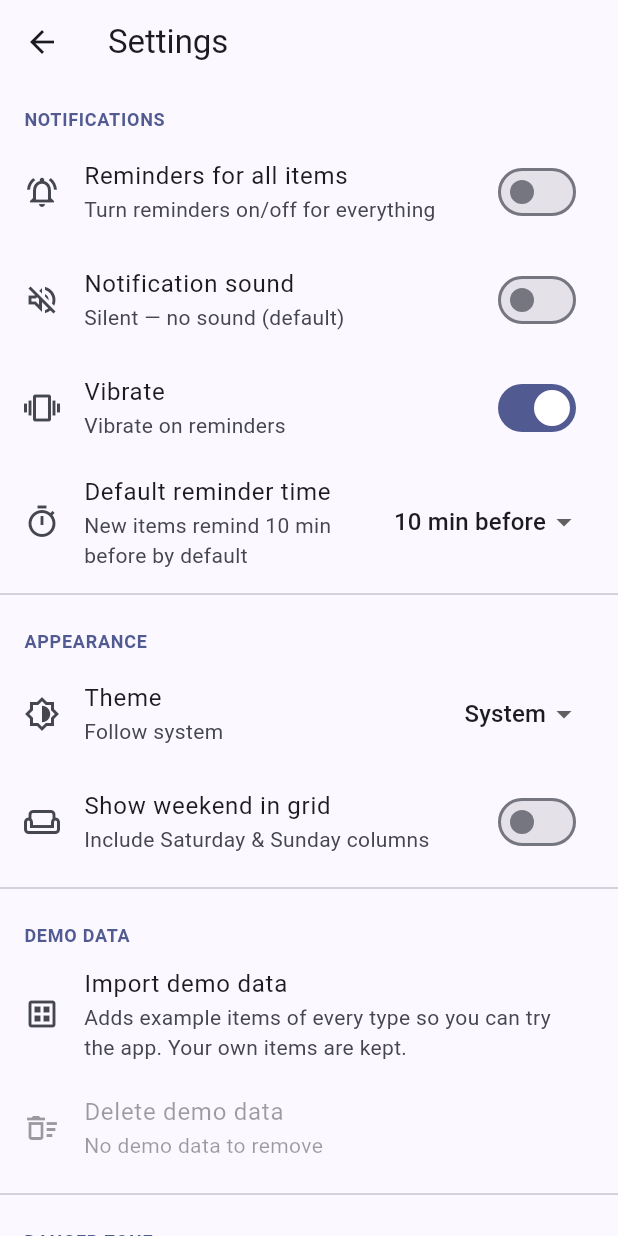
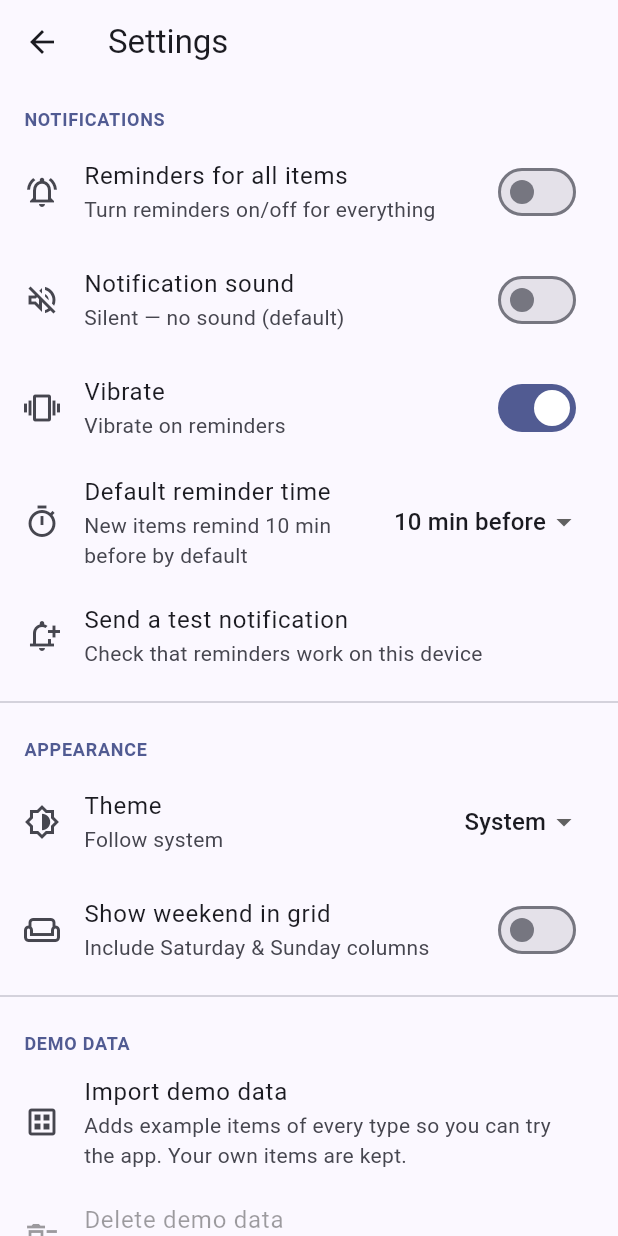
Before and after one commit to Nub4Fun22/Schedule-Phoner, a Flutter app: the screen it shows after launch, after a tap on the "settings" icon, on a phone screen of 412 x 824 dp. Run offline on Flutter 3.47's test engine with Material 3 defaults, Android fonts, the phone set to English and light mode, and no system bars; our stand-ins replace flutter_local_notifications, flutter_timezone, shared_preferences, timezone; missing offline and left inert: home_widget.

Commit message:
Fix save-close, reliable notifications, expand Priority screen (#6)
Save flow:
- The editor sometimes stayed open with no confirmation. Root cause: an awaited
  side-effect (notification scheduling can throw exact_alarms_not_permitted on
  Android 13+) blocked Navigator.pop. Now the save wraps persistence in
  try/catch and ALWAYS closes + returns a result; the store also swallows
  notification/widget errors so they can't break the UI flow.

Notifications:
- Request notification + exact-alarm permission on startup so reminders fire on
  fresh installs.
- Schedule with exact mode, transparently falling back to inexact when exact
  alarms aren't permitted (previously the reminder was silently dropped).
- Added a 'Send a test notification' button in Settings to verify on-device.

Priority screen:
- Expanded from a 2-way split to four priority-ordered sections, top to bottom:
  Homework -> Tests -> Project presentations -> Exams, each sorted soonest
  first. Added store helpers testsByNext()/presentationsByDate() and unified
  next-occurrence sorting.

Version -> 2.2.0+5 so the APK installs as an update.

Note: a one-time Test correctly shows in 'What's next' but not the weekly grid
(the grid is for recurring weekly items); its reminder now schedules reliably.

Co-authored-by: Kiro Agent <244629292+kiro-agent@users.noreply.github.com>

```diff
--- a/lib/main.dart
+++ b/lib/main.dart
@@ -11,6 +11,11 @@ Future<void> main() async {
 
   // Initialize notifications (timezone + channel) before the app starts.
   await NotificationService.instance.init();
+  // Ask for notification (and exact-alarm) permission up front so scheduled
+  // reminders actually fire. Best-effort — never block startup.
+  try {
+    await NotificationService.instance.requestPermissions();
+  } catch (_) {}
 
   runApp(const SchoolScheduleApp());
 }
--- a/lib/screens/priority_screen.dart
+++ b/lib/screens/priority_screen.dart
@@ -5,25 +5,39 @@ import '../models/schedule_item.dart';
 import '../state/schedule_store.dart';
 import 'item_details_screen.dart';
 
-/// Priority view — split screen:
-///  * TOP: Homeworks sorted by due date (soonest = highest priority).
-///  * BOTTOM: Exams sorted by date (soonest first).
+/// Priority view — a vertical, priority-ordered split screen. From top to
+/// bottom (lowest → highest priority reading downward, most urgent per section
+/// sorted soonest-first):
+///   1. Homework  (soonest due = highest)
+///   2. Tests
+///   3. Project presentations
+///   4. Exams     (top priority)
 class PriorityScreen extends StatelessWidget {
   const PriorityScreen({super.key});
 
   @override
   Widget build(BuildContext context) {
     return Column(
-      children: [
+      children: const [
         Expanded(child: _HomeworkHalf()),
-        const Divider(height: 1, thickness: 1),
+        Divider(height: 1, thickness: 1),
+        Expanded(child: _TestHalf()),
+        Divider(height: 1, thickness: 1),
+        Expanded(child: _PresentationHalf()),
+        Divider(height: 1, thickness: 1),
         Expanded(child: _ExamHalf()),
       ],
     );
   }
 }
 
+// ---------------------------------------------------------------------------
+// Homework
+// ---------------------------------------------------------------------------
+
 class _HomeworkHalf extends StatelessWidget {
+  const _HomeworkHalf();
+
   @override
   Widget build(BuildContext context) {
     final store = context.watch<ScheduleStore>();
@@ -33,10 +47,10 @@ class _HomeworkHalf extends StatelessWidget {
       crossAxisAlignment: CrossAxisAlignment.stretch,
       children: [
         _header(context, Icons.assignment_outlined, 'Homework',
-            'Soonest due = highest priority'),
+            'Soonest due = highest'),
         Expanded(
           child: homeworks.isEmpty
-              ? const Center(child: Text('No homework. Nice.'))
+              ? const _EmptyNote('No homework. Nice.')
               : ListView.separated(
                   padding: const EdgeInsets.all(12),
                   itemCount: homeworks.length,
@@ -111,49 +125,135 @@ class _HomeworkHalf extends StatelessWidget {
       '${d.day.toString().padLeft(2, '0')}/${d.month.toString().padLeft(2, '0')}';
 }
 
+// ---------------------------------------------------------------------------
+// Tests
+// ---------------------------------------------------------------------------
+
+class _TestHalf extends StatelessWidget {
+  const _TestHalf();
+
+  @override
+  Widget build(BuildContext context) {
+    final store = context.watch<ScheduleStore>();
+    final tests = store.testsByNext();
+    return _ItemSection(
+      icon: Icons.quiz_outlined,
+      title: 'Tests',
+      subtitle: 'Soonest first',
+      emptyNote: 'No upcoming tests.',
+      items: tests,
+      fallbackIcon: Icons.quiz_outlined,
+    );
+  }
+}
+
+// ---------------------------------------------------------------------------
+// Project presentations
+// ---------------------------------------------------------------------------
+
+class _PresentationHalf extends StatelessWidget {
+  const _PresentationHalf();
+
+  @override
+  Widget build(BuildContext context) {
+    final store = context.watch<ScheduleStore>();
+    final now = DateTime.now();
+    final presentations = store
+        .presentationsByDate()
+        .where((e) => (e.date ?? now).isAfter(now))
+        .toList();
+    return _ItemSection(
+      icon: Icons.co_present_outlined,
+      title: 'Project presentations',
+      subtitle: 'Soonest first',
+      emptyNote: 'No upcoming presentations.',
+      items: presentations,
+      fallbackIcon: Icons.co_present_outlined,
+    );
+  }
+}
+
+// ---------------------------------------------------------------------------
+// Exams
+// ---------------------------------------------------------------------------
+
 class _ExamHalf extends StatelessWidget {
+  const _ExamHalf();
+
   @override
   Widget build(BuildContext context) {
     final store = context.watch<ScheduleStore>();
     final now = DateTime.now();
     final exams =
         store.examsByDate().where((e) => (e.date ?? now).isAfter(now)).toList();
+    return _ItemSection(
+      icon: Icons.emoji_events_outlined,
+      title: 'Exams',
+      subtitle: 'Soonest first — top priority',
+      emptyNote: 'No upcoming exams.',
+      items: exams,
+      fallbackIcon: Icons.emoji_events_outlined,
+    );
+  }
+}
 
+// ---------------------------------------------------------------------------
+// Shared section widget for Tests / Presentations / Exams
+// ---------------------------------------------------------------------------
+
+class _ItemSection extends StatelessWidget {
+  final IconData icon;
+  final String title;
+  final String subtitle;
+  final String emptyNote;
+  final List<ScheduleItem> items;
+  final IconData fallbackIcon;
+
+  const _ItemSection({
+    required this.icon,
+    required this.title,
+    required this.subtitle,
+    required this.emptyNote,
+    required this.items,
+    required this.fallbackIcon,
+  });
+
+  @override
+  Widget build(BuildContext context) {
     return Column(
       crossAxisAlignment: CrossAxisAlignment.stretch,
       children: [
-        _header(context, Icons.emoji_events_outlined, 'Exams',
-            'Soonest first — top priority'),
+        _header(context, icon, title, subtitle),
         Expanded(
-          child: exams.isEmpty
-              ? const Center(child: Text('No upcoming exams.'))
+          child: items.isEmpty
+              ? _EmptyNote(emptyNote)
               : ListView.separated(
                   padding: const EdgeInsets.all(12),
-                  itemCount: exams.length,
+                  itemCount: items.length,
                   separatorBuilder: (_, __) => const SizedBox(height: 8),
                   itemBuilder: (context, i) {
-                    final ex = exams[i];
+                    final it = items[i];
                     return Card(
                       margin: EdgeInsets.zero,
                       clipBehavior: Clip.antiAlias,
                       child: ListTile(
                         leading: CircleAvatar(
-                          backgroundColor: ex.color,
+                          backgroundColor: it.color,
                           foregroundColor: Colors.white,
-                          child: const Icon(Icons.emoji_events_outlined),
+                          child: Icon(it.type.icon),
                         ),
-                        title: Text(ex.title,
+                        title: Text(it.title,
                             style:
                                 const TextStyle(fontWeight: FontWeight.w700)),
-                        subtitle: Text(ex.whenLabel),
-                        trailing: Text(_countdown(now, ex.date),
+                        subtitle: Text(it.whenLabel),
+                        trailing: Text(_countdown(it),
                             style: TextStyle(
-                                color: Theme.of(context).colorScheme.error,
+                                color: Theme.of(context).colorScheme.primary,
                                 fontWeight: FontWeight.w700)),
                         onTap: () => Navigator.of(context).push(
                             MaterialPageRoute(
                                 builder: (_) =>
-                                    ItemDetailsScreen(itemId: ex.id))),
+                                    ItemDetailsScreen(itemId: it.id))),
                       ),
                     );
                   },
@@ -163,7 +263,9 @@ class _ExamHalf extends StatelessWidget {
     );
   }
 
-  String _countdown(DateTime now, DateTime? when) {
+  String _countdown(ScheduleItem item) {
+    final now = DateTime.now();
+    final when = item.nextOccurrence(now);
     if (when == null) return '';
     final days = DateTime(when.year, when.month, when.day)
         .difference(DateTime(now.year, now.month, now.day))
@@ -174,12 +276,23 @@ class _ExamHalf extends StatelessWidget {
   }
 }
 
+class _EmptyNote extends StatelessWidget {
+  final String text;
+  const _EmptyNote(this.text);
+
+  @override
+  Widget build(BuildContext context) => Center(
+        child: Text(text,
+            style: TextStyle(color: Theme.of(context).disabledColor)),
+      );
+}
+
 Widget _header(
     BuildContext context, IconData icon, String title, String subtitle) {
   return Container(
     width: double.infinity,
     color: Theme.of(context).colorScheme.surfaceContainerHighest,
-    padding: const EdgeInsets.fromLTRB(16, 10, 16, 10),
+    padding: const EdgeInsets.fromLTRB(16, 8, 16, 8),
     child: Row(
       children: [
         Icon(icon, size: 20),
--- a/lib/screens/settings_screen.dart
+++ b/lib/screens/settings_screen.dart
@@ -83,6 +83,27 @@ class SettingsScreen extends StatelessWidget {
               onChanged: (m) =>
                   settings.setDefaultReminderMinutes(m ?? 10),
             ),
+          ),
+          ListTile(
+            leading: const Icon(Icons.notification_add_outlined),
+            title: const Text('Send a test notification'),
+            subtitle: const Text('Check that reminders work on this device'),
+            onTap: () async {
+              await NotificationService.instance.requestPermissions();
+              final enabled =
+                  await NotificationService.instance.areNotificationsEnabled();
+              await NotificationService.instance.showTestNotification(
+                sound: settings.notificationSound,
+                vibrate: settings.vibrate,
+              );
+              if (!context.mounted) return;
+              _snack(
+                  context,
+                  enabled
+                      ? 'Test notification sent — check your notification shade'
+                      : 'Notifications are blocked for this app — enable them '
+                          'in Android settings');
+            },
           ),
 
           const Divider(),
--- a/lib/state/schedule_store.dart
+++ b/lib/state/schedule_store.dart
@@ -161,13 +161,26 @@ class ScheduleStore extends ChangeNotifier {
   }
 
   /// Exams sorted by date (soonest first).
-  List<ScheduleItem> examsByDate() {
-    final list = _items.where((e) => e.type == ItemType.exam).toList();
-    list.sort((a, b) {
-      final da = a.date ?? DateTime.fromMillisecondsSinceEpoch(0);
-      final db = b.date ?? DateTime.fromMillisecondsSinceEpoch(0);
-      return da.compareTo(db);
-    });
+  List<ScheduleItem> examsByDate() => _itemsOfTypeByNextOccurrence(ItemType.exam);
+
+  /// Tests sorted by their next occurrence (soonest first). Includes both
+  /// weekly and one-time tests.
+  List<ScheduleItem> testsByNext() =>
+      _itemsOfTypeByNextOccurrence(ItemType.test);
+
+  /// Project presentations sorted by date (soonest first).
+  List<ScheduleItem> presentationsByDate() =>
+      _itemsOfTypeByNextOccurrence(ItemType.projectPresentation);
+
+  /// Items of [type] sorted by their next upcoming occurrence (soonest first).
+  /// Weekly items use their next weekday occurrence; one-time items use their
+  /// date. Items with no future occurrence sort to the end.
+  List<ScheduleItem> _itemsOfTypeByNextOccurrence(ItemType type) {
+    final now = DateTime.now();
+    final list = _items.where((e) => e.type == type).toList();
+    DateTime keyFor(ScheduleItem e) =>
+        e.nextOccurrence(now) ?? DateTime.fromMillisecondsSinceEpoch(1 << 62);
+    list.sort((a, b) => keyFor(a).compareTo(keyFor(b)));
     return list;
   }
 
@@ -240,22 +253,34 @@ class ScheduleStore extends ChangeNotifier {
   }
 
   Future<void> _rescheduleAll() async {
+    // Notifications + widget updates are best-effort side effects. Never let a
+    // platform exception here (e.g. exact-alarm permission, widget plugin)
+    // propagate up and break the calling flow (like closing the editor).
+    try {
       await _notifications.rescheduleAll(
         items: _items,
         homeworks: _homeworks,
         sound: _notificationSound,
         vibrate: _notificationVibrate,
       );
+    } catch (e) {
+      debugPrint('rescheduleAll (notifications) failed: $e');
+    }
+    try {
       // Keep the home-screen widget in sync with the next two items.
       final upcomingForWidget = widgetUpcoming(limit: 2);
       await WidgetService.instance.updateNextItem(
         item: upcomingForWidget.isNotEmpty ? upcomingForWidget[0].item : null,
         occurrenceWhen:
             upcomingForWidget.isNotEmpty ? upcomingForWidget[0].when : null,
-      following: upcomingForWidget.length > 1 ? upcomingForWidget[1].item : null,
+        following:
+            upcomingForWidget.length > 1 ? upcomingForWidget[1].item : null,
         followingWhen:
             upcomingForWidget.length > 1 ? upcomingForWidget[1].when : null,
       );
+    } catch (e) {
+      debugPrint('rescheduleAll (widget) failed: $e');
+    }
   }
 
   // ---------------------------------------------------------------------------
--- a/pubspec.yaml
+++ b/pubspec.yaml
@@ -1,7 +1,7 @@
 name: school_schedule
 description: A clean school timetable app with weekly grid and day views, event details, and per-event/all notifications.
 publish_to: 'none'
-version: 2.1.1+4
+version: 2.2.0+5
 
 environment:
   sdk: ">=3.3.0 <4.0.0"
```
Also changed, not shown: lib/screens/item_editor_screen.dart (+11 -6 lines), lib/services/notification_service.dart (+94 -39 lines), 1 other file. Lines whose indentation alone changed are shown as unchanged.
